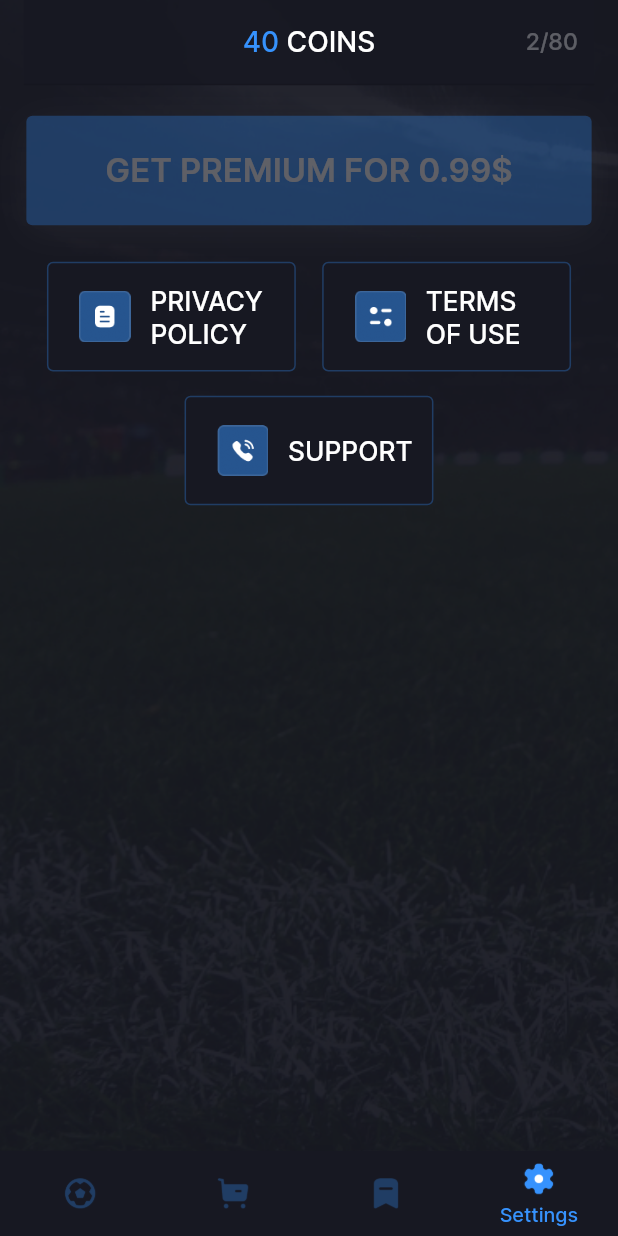
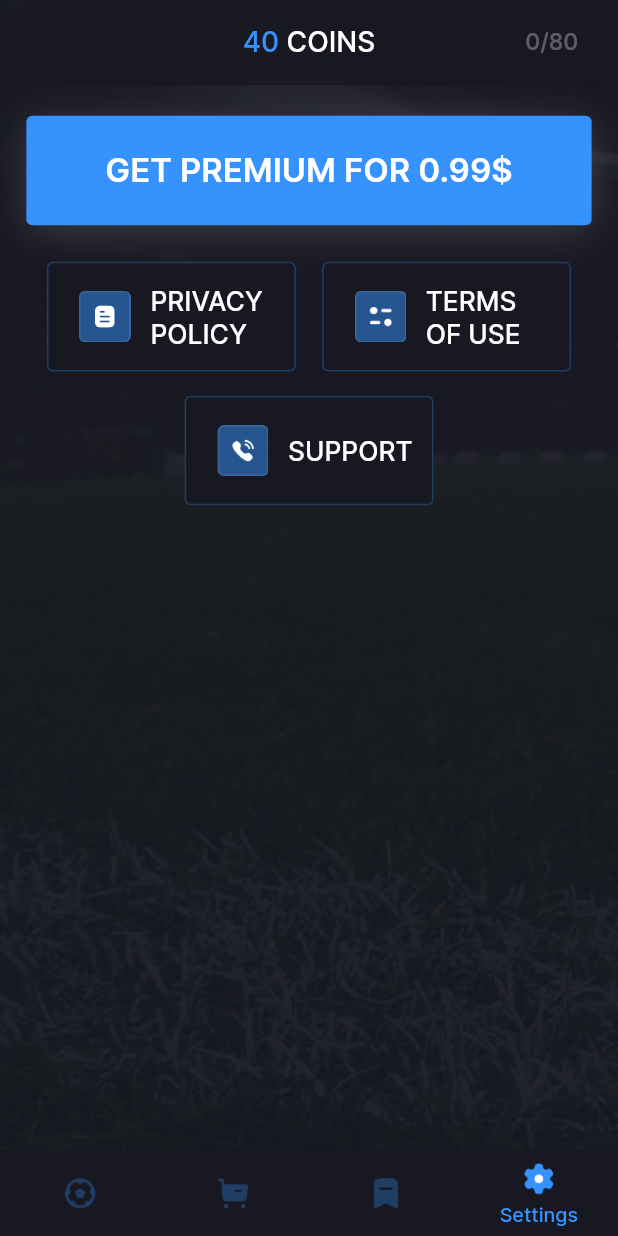
Before and after one commit to DianaTalantbekova/soccer-stars, a Flutter app: the screen it shows after launch, item 4 of the bottom bar chosen, on a phone screen of 412 x 824 dp. Run offline on Flutter 3.47's test engine with Material 2 defaults, Android fonts, the phone set to English and light mode, and no system bars; our stand-ins replace flutter_bloc, flutter_screenutil, go_router, shared_preferences.

```diff
--- a/lib/blocs/quiz_bloc/quiz_bloc.dart
+++ b/lib/blocs/quiz_bloc/quiz_bloc.dart
@@ -26,7 +26,10 @@ class QuizBloc extends Bloc<QuizEvent, QuizState> {
   FutureOr<void> _onNext(
     NextQuizEvent event,
     Emitter<QuizState> emit,
-  ) {}
+  ) {
+    final newState = _generateLevel(state.player);
+    emit(newState);
+  }
 
   FutureOr<void> _onInit(
     InitQuizEvent event,
@@ -97,7 +100,11 @@ class QuizBloc extends Bloc<QuizEvent, QuizState> {
       final id = letters.length;
       final letter = tempLetters[Random().nextInt(tempLetters.length)];
       tempLetters.remove(letter);
-      letters.add(Character(id: id, char: letter, fromHint: false));
+      letters.add(Character(
+        id: id,
+        char: letter.toUpperCase(),
+        fromHint: false,
+      ));
     }
 
     return state.copyWith(
@@ -133,7 +140,7 @@ class QuizBloc extends Bloc<QuizEvent, QuizState> {
     }
 
     final quizWord = word.map((e) => e.char).join();
-    if (quizWord != state.player.lastName) {
+    if (quizWord != state.player.lastName.toUpperCase()) {
       return emit(state.copyWith(
         word: word,
         letters: letters,
@@ -147,6 +154,8 @@ class QuizBloc extends Bloc<QuizEvent, QuizState> {
       level: level,
       player: player,
     ));
+
+    add(NextQuizEvent());
   }
 
   FutureOr<void> _onUnselectLetter(
--- a/lib/screens/settings_screen.dart
+++ b/lib/screens/settings_screen.dart
@@ -1,5 +1,7 @@
 import 'package:flutter/material.dart';
+import 'package:flutter_bloc/flutter_bloc.dart';
 import 'package:flutter_screenutil/flutter_screenutil.dart';
+import 'package:soccer_stars/blocs/blocs.dart';
 import 'package:soccer_stars/commons/text_style_helper.dart';
 import 'package:soccer_stars/commons/theme_helper.dart';
 import 'package:soccer_stars/widgets/app_bar_widget.dart';
@@ -29,15 +31,22 @@ class SettingsScreen extends StatelessWidget {
   }
 
   Widget _buildBody() {
+    return BlocBuilder<QuizBloc, QuizState>(
+      builder: (context, state) {
+        final level = state.level;
+        final premium = state.premium;
         return Column(
           children: [
-        const AppBarWidget(
+            AppBarWidget(
               coins: 40,
-          currentPlayer: 2,
+              currentPlayer: level,
               totalPlayers: 80,
             ),
             SizedBox(height: 20.h),
-        const PremiumButton(text: 'Get premium for 0.99\$'),
+            PremiumButton(
+              text: !premium ? 'Get premium for 0.99\$' : 'get 50 coins',
+              onTap: () => premium ? _getMoney() : _getPremium(),
+            ),
             SizedBox(height: 24.h),
             Row(
               mainAxisAlignment: MainAxisAlignment.center,
@@ -59,6 +68,8 @@ class SettingsScreen extends StatelessWidget {
               text: 'support',
             ),
           ],
+        );
+      },
     );
   }
 
@@ -96,4 +107,8 @@ class SettingsScreen extends StatelessWidget {
       ),
     );
   }
+
+  void _getMoney() {}
+
+  void _getPremium() {}
 }
```
Also changed, not shown: lib/main.dart (+11 -1 lines), lib/screens/collections_screen.dart (+9 -1 lines), lib/screens/quiz_screen.dart (+7 -3 lines). Lines whose indentation alone changed are shown as unchanged.
